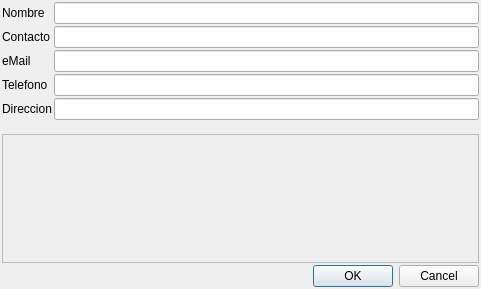
diegowald/mksPlanner, file mksPlanner/views/dlgeditproveedor.ui: the form before one commit.
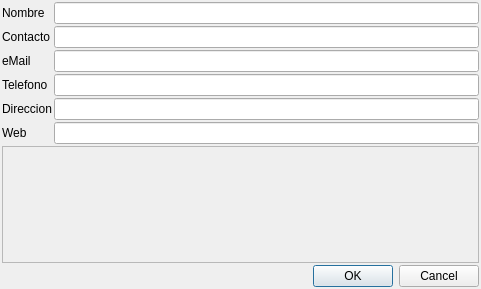
The form after the commit.

What changed in the file:
```diff
--- a/mksPlanner/views/dlgeditproveedor.ui
+++ b/mksPlanner/views/dlgeditproveedor.ui
@@ -102,6 +102,16 @@
      <item row="4" column="1">
       <widget class="QLineEdit" name="txtDireccion"/>
      </item>
+     <item row="5" column="0">
+      <widget class="QLabel" name="label_6">
+       <property name="text">
+        <string>Web</string>
+       </property>
+      </widget>
+     </item>
+     <item row="5" column="1">
+      <widget class="QLineEdit" name="txtWeb"/>
+     </item>
     </layout>
    </item>
    <item>
```
